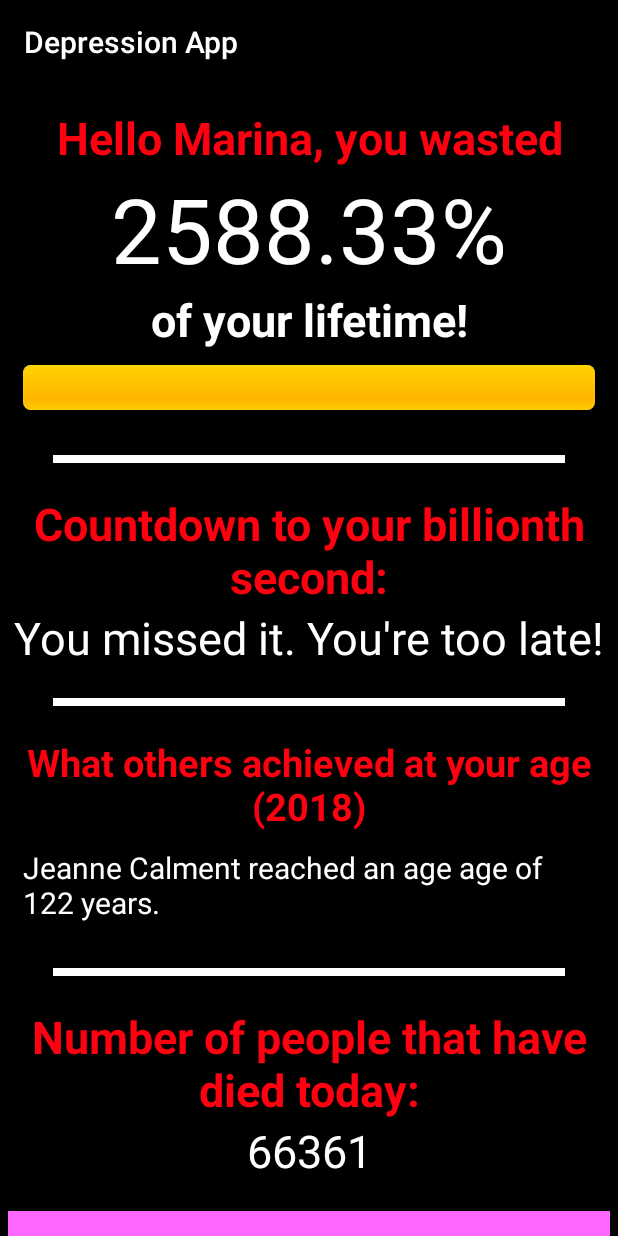
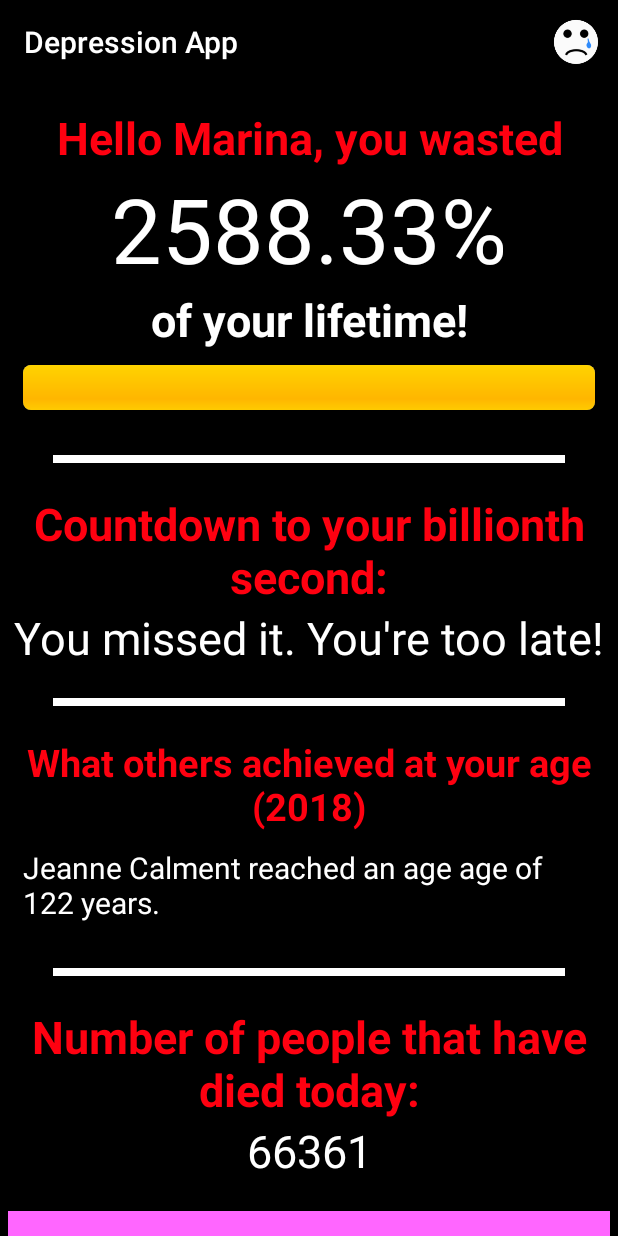
Before and after one commit to Jugendhackt/depressionApp, an Android app: the MainActivity screen opened directly, with no data from a screen before it, on a phone screen of 412 x 824 dp. Run offline under Robolectric (Android 15) with nearby library versions, the phone set to English and light mode, and no system bars; 1 statement that could not run was skipped.

Commit message:
Added Splashscreen. Loading Saved Data

```diff
--- a/app/src/main/AndroidManifest.xml
+++ b/app/src/main/AndroidManifest.xml
@@ -9,7 +9,7 @@
         android:label="@string/app_name"
         android:roundIcon="@mipmap/ic_launcher"
         android:supportsRtl="true"
-        android:theme="@style/AppTheme"
+        android:theme="@style/AppTheme.Launcher"
         tools:ignore="GoogleAppIndexingWarning">
         <activity android:name=".StartActivity"
             android:screenOrientation="portrait">
--- a/app/src/main/java/de/jugendhackt/depressionapp/ChoosingActivity.java
+++ b/app/src/main/java/de/jugendhackt/depressionapp/ChoosingActivity.java
@@ -20,6 +20,8 @@ public class ChoosingActivity extends AppCompatActivity {
 
     @Override
     protected void onCreate(Bundle savedInstanceState) {
+
+        setTheme(R.style.AppTheme);
         super.onCreate(savedInstanceState);
 //checking buttons selected value
         setContentView(R.layout.choosing_activity);
--- /dev/null
+++ b/app/src/main/res/drawable/launch_screen.xml
@@ -0,0 +1,18 @@
+<?xml version="1.0" encoding="utf-8"?>
+
+<!-- The android:opacity=”opaque” line — this is critical in preventing a flash of black as your theme transitions. -->
+<layer-list xmlns:android="http://schemas.android.com/apk/res/android" android:opacity="opaque">
+
+    <!-- The background color, preferably the same as your normal theme -->
+    <item android:drawable="@android:color/black"/>
+
+    <!-- Your product logo - 144dp color version of your app icon -->
+    <item>
+
+        <bitmap
+            android:src="@drawable/ic_launcher_round_start"
+            android:gravity="center"/>
+
+    </item>
+
+</layer-list>
--- /dev/null
+++ b/app/src/main/res/menu/settings.xml
@@ -0,0 +1,9 @@
+<?xml version="1.0" encoding="utf-8"?>
+<menu xmlns:android="http://schemas.android.com/apk/res/android"
+    xmlns:app="http://schemas.android.com/apk/res-auto">
+    <item
+        android:id="@+id/action_settings"
+        android:icon="@drawable/ic_launcher_round_start"
+        app:showAsAction="always"
+        android:orderInCategory="100" />
+</menu>
--- a/app/src/main/res/values/styles.xml
+++ b/app/src/main/res/values/styles.xml
@@ -1,11 +1,21 @@
 <resources>
 
-    <!-- Base application theme. -->
     <style name="AppTheme" parent="Theme.AppCompat.Light.DarkActionBar">
         <!-- Customize your theme here. -->
         <item name="colorPrimary">@color/colorPrimary</item>
         <item name="colorPrimaryDark">@color/colorPrimaryDark</item>
         <item name="colorAccent">@color/colorAccent</item>
+
+    </style>
+
+    <!-- Base application theme. -->
+    <style name="AppTheme.Launcher" parent="Theme.AppCompat.Light.DarkActionBar">
+        <!-- Customize your theme here. -->
+        <item name="colorPrimary">@color/colorPrimary</item>
+        <item name="colorPrimaryDark">@color/colorPrimaryDark</item>
+        <item name="colorAccent">@color/colorAccent</item>
+        <item name="android:windowBackground">@drawable/launch_screen</item>
+
     </style>
 
 </resources>
```
Also changed, not shown: app/src/main/java/de/jugendhackt/depressionapp/MainActivity.java (+46 -0 lines), app/src/main/java/de/jugendhackt/depressionapp/StartActivity.java (+96 -11 lines), app/src/main/res/drawable-v24/ic_launcher_round_start.png (added).
